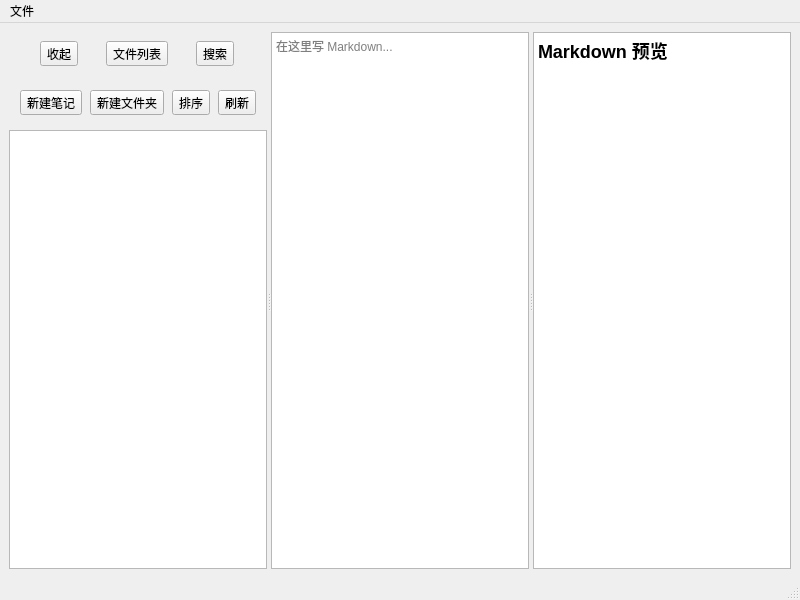
Above: mainwindow.ui from SS-R-in/MossNote before the change. Below: the same form after it.
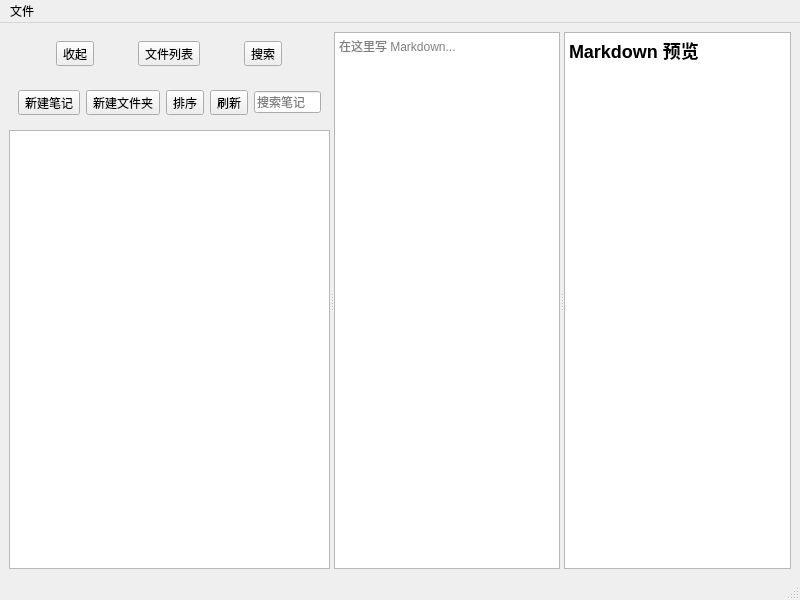
That is the form after the change.

Commit message: style: add sidebar search field

Patch:
```diff
--- a/mainwindow.ui
+++ b/mainwindow.ui
@@ -86,6 +86,13 @@
              </property>
             </widget>
            </item>
+           <item>
+            <widget class="QLineEdit" name="searchEdit">
+             <property name="placeholderText">
+              <string>搜索笔记</string>
+             </property>
+            </widget>
+           </item>
           </layout>
          </widget>
         </item>
```
